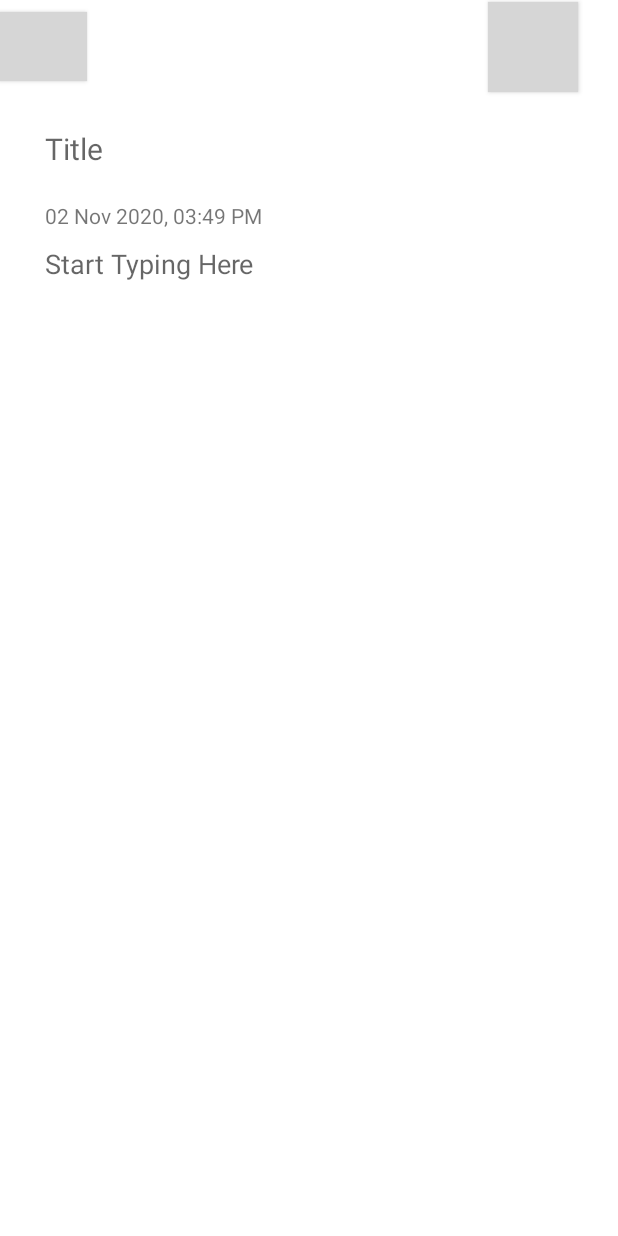
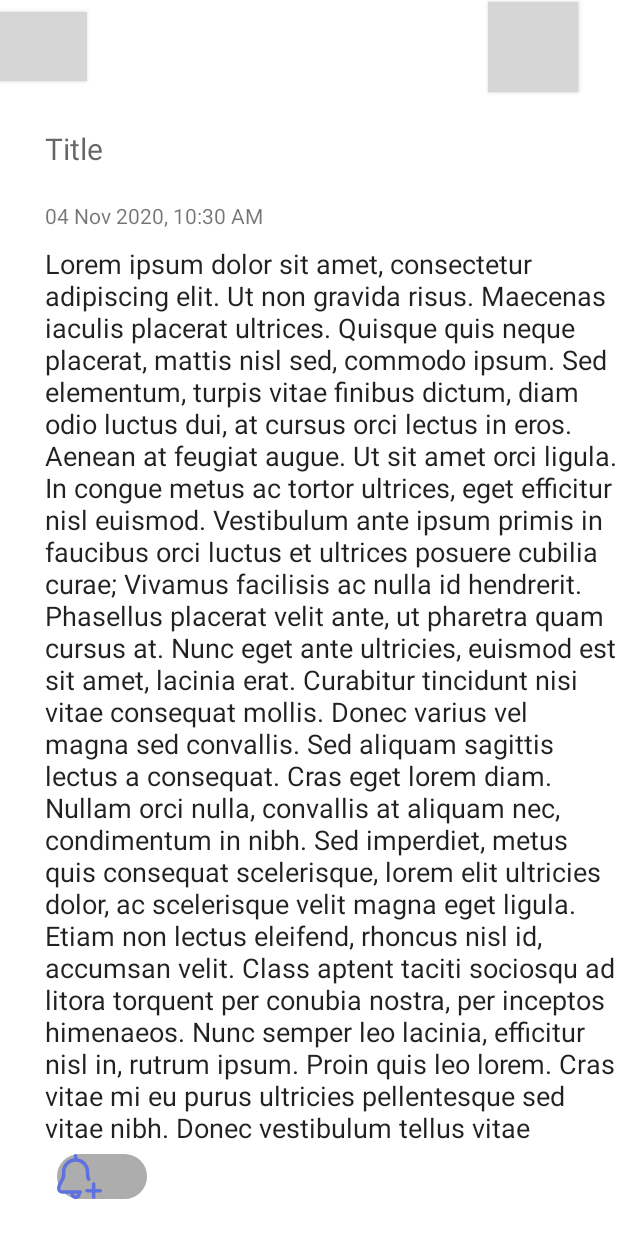
Before and after one commit to sunny52525/realm-notes-and-reminder-app, an Android app: the NewNoteActivity screen opened directly, with no data from a screen before it, on a phone screen of 412 x 824 dp. Run offline under Robolectric (Android 15) with nearby library versions, the phone set to English and light mode, and no system bars; libraries missing offline, so code that uses them is left out: com.kunzisoft.switchdatetime, io.realm; plain views replace MaterialEditText; grey boxes are pictures that could not be loaded.

Commit message:
implemented reminder

```diff
--- a/app/build.gradle
+++ b/app/build.gradle
@@ -73,4 +73,8 @@ dependencies {
 
 //    Edit text
     implementation 'com.rengwuxian.materialedittext:library:2.1.4'
+
+//    date picker
+    implementation "com.github.Kunzisoft:Android-SwitchDateTimePicker:2.0"
+
 }
--- a/app/src/main/AndroidManifest.xml
+++ b/app/src/main/AndroidManifest.xml
@@ -18,6 +18,8 @@
                 <category android:name="android.intent.category.LAUNCHER" />
             </intent-filter>
         </activity>
+
+        <receiver android:name="org.shaun.alarm.AlarmSchedule" />
     </application>
 
 </manifest>
--- a/app/src/main/java/org/shaun/realmnotesapp/MyApp.kt
+++ b/app/src/main/java/org/shaun/realmnotesapp/MyApp.kt
@@ -11,7 +11,8 @@ class MyApp: Application(){
         Realm.init(this)
         val config=RealmConfiguration.Builder()
             .name("NOTES")
-            .schemaVersion(1)
+            .schemaVersion(3)
+            .deleteRealmIfMigrationNeeded()
             .build()
 
         Realm.setDefaultConfiguration(config)
--- /dev/null
+++ b/app/src/main/res/drawable/custom_track.xml
@@ -0,0 +1,21 @@
+<?xml version="1.0" encoding="utf-8"?>
+<selector xmlns:android="http://schemas.android.com/apk/res/android">
+
+    <item android:state_checked="false">
+        <shape android:shape="rectangle">
+
+            <corners android:radius="100sp" />
+            <solid android:color="@color/transparent" />
+            <stroke android:color="@color/semi_transparent" android:width="1dp"/>
+            <size android:height="5dp" />
+        </shape>
+    </item>
+    <item android:state_checked="true">
+        <shape android:shape="rectangle">
+            <corners android:radius="100sp" />
+            <solid android:color="@color/purple_700" />
+            <stroke android:color="@color/purple_700" android:width="1dp"/>
+            <size android:height="5dp" />
+        </shape>
+    </item>
+</selector>
--- a/app/src/main/res/drawable/ic_add_reminder.xml
+++ b/app/src/main/res/drawable/ic_add_reminder.xml
@@ -1,5 +1,5 @@
-<vector android:height="100dp" android:viewportHeight="512"
-    android:viewportWidth="512" android:width="100dp"
+<vector android:height="30dp" android:viewportHeight="512"
+    android:viewportWidth="512" android:width="30dp"
     xmlns:aapt="http://schemas.android.com/aapt" xmlns:android="http://schemas.android.com/apk/res/android">
     <path android:pathData="m68.594,318.836c13.473,-23.379 27.402,-47.555 27.402,-84.836v-30c0,-63.07 51.09,-115.074 113.918,-115.988h3.781c63.039,0.918 114.301,52.922 114.301,115.988v30c0,21.781 4.363,40.508 14.148,60.715 3.453,7.137 10.586,11.293 18.016,11.289 2.922,0 5.891,-0.645 8.699,-2 9.941,-4.816 14.098,-16.777 9.285,-26.719 -7.113,-14.691 -10.148,-27.637 -10.148,-43.285v-30c0,-79.16 -60.063,-145.352 -137,-154.824v-29.176c0,-11.047 -8.953,-20 -20,-20s-20,8.953 -20,20v29.363c-34.055,4.523 -65.539,20.195 -90.105,45.172 -28.949,29.43 -44.895,68.305 -44.895,109.465v30c0,26.582 -9.734,43.477 -22.059,64.867 -12.176,21.125 -25.973,45.074 -32.902,82.043 -3.301,17.613 1.371,35.625 12.813,49.414 11.434,13.777 28.258,21.676 46.16,21.676h91.988c0,33.086 26.918,60 60,60 33.086,0 60,-26.914 60,-60 0,-0.426 -0.035,-0.844 -0.063,-1.262 7.621,-2.824 13.063,-10.137 13.063,-18.738 0,-11.047 -8.953,-20 -20,-20h-204.988c-8.164,0 -13.141,-4.523 -15.379,-7.223 -2.246,-2.707 -5.785,-8.445 -4.277,-16.5 5.676,-30.27 17.148,-50.184 28.242,-69.441zM231.996,452c0,11.027 -8.973,20 -20,20s-20,-8.973 -20,-20zM511.996,417c0,11.047 -8.953,20 -20,20h-55v55c0,11.047 -8.953,20 -20,20s-20,-8.953 -20,-20v-55h-55c-11.047,0 -20,-8.953 -20,-20s8.953,-20 20,-20h55v-55c0,-11.047 8.953,-20 20,-20s20,8.953 20,20v55h55c11.047,0 20,8.953 20,20zM511.996,417">
         <aapt:attr name="android:fillColor">
--- a/app/src/main/res/layout/activity_new_note.xml
+++ b/app/src/main/res/layout/activity_new_note.xml
@@ -8,7 +8,7 @@
 
 
     <com.google.android.material.button.MaterialButton
-        android:id="@+id/materialButton"
+        android:id="@+id/back_new_note"
         android:layout_width="58dp"
         android:layout_height="46dp"
         android:layout_marginTop="8dp"
@@ -34,7 +34,7 @@
         android:textSize="20sp"
         app:layout_constraintEnd_toEndOf="parent"
         app:layout_constraintStart_toStartOf="parent"
-        app:layout_constraintTop_toBottomOf="@+id/materialButton"
+        app:layout_constraintTop_toBottomOf="@+id/back_new_note"
         app:met_hideUnderline="true"
         app:met_underlineColor="@color/transparent" />
 
@@ -49,7 +49,7 @@
     </com.google.android.material.textview.MaterialTextView>
 
     <com.google.android.material.textfield.TextInputEditText
-        android:id="@+id/content"
+        android:id="@+id/note_content"
         android:layout_width="match_parent"
         android:layout_height="0dp"
         android:layout_marginLeft="30dp"
@@ -58,7 +58,9 @@
         android:gravity="start"
         android:hint="Start Typing Here"
         android:minHeight="50dp"
+        android:text="@string/lorem"
         android:textAlignment="gravity"
+        app:layout_constraintBottom_toTopOf="@+id/is_reminder"
         app:layout_constraintStart_toStartOf="@+id/current_time_note"
         app:layout_constraintTop_toBottomOf="@+id/current_time_note" />
 
@@ -69,23 +71,38 @@
         android:background="@color/transparent"
         android:elevation="11dp"
         app:cornerRadius="50dp"
+        app:icon="@drawable/ic_tick"
+
         app:iconSize="@dimen/icon_size_back"
-
-        app:icon="@drawable/ic_tick"
         app:iconTint="@color/purple"
-        app:layout_constraintBaseline_toBaselineOf="@+id/materialButton"
+        app:layout_constraintBaseline_toBaselineOf="@+id/back_new_note"
         app:layout_constraintEnd_toEndOf="parent"
         app:layout_constraintHorizontal_bias="0.925"
         app:layout_constraintStart_toStartOf="parent" />
 
-<!--    <com.google.android.material.switchmaterial.SwitchMaterial-->
-<!--        android:id="@+id/is_reminder"-->
-<!--        android:layout_width="wrap_content"-->
-<!--        android:layout_height="wrap_content"-->
-<!--        app:track="@drawable/custom_track"-->
-<!--        android:thumb="@drawable/custom_thumb"-->
-<!--        app:layout_constraintBottom_toBottomOf="parent"-->
-<!--        app:layout_constraintStart_toStartOf="@+id/content">-->
+    <com.google.android.material.switchmaterial.SwitchMaterial
+        android:id="@+id/is_reminder"
+        android:layout_width="wrap_content"
+        android:layout_height="wrap_content"
+        android:layout_marginStart="8dp"
+        android:layout_marginBottom="16dp"
+        android:thumb="@drawable/ic_add_reminder"
+        app:layout_constraintBottom_toBottomOf="parent"
+        app:layout_constraintStart_toStartOf="@+id/note_content"
+        app:thumbTint="@color/purple"
+        app:track="@drawable/custom_track"
+        app:useMaterialThemeColors="true">
 
-<!--    </com.google.android.material.switchmaterial.SwitchMaterial>-->
+    </com.google.android.material.switchmaterial.SwitchMaterial>
+
+    <com.google.android.material.textview.MaterialTextView
+        android:id="@+id/reminder_time"
+        android:layout_width="wrap_content"
+        android:layout_height="wrap_content"
+        android:layout_marginStart="10dp"
+        app:layout_constraintBaseline_toBaselineOf="@+id/is_reminder"
+        app:layout_constraintStart_toEndOf="@+id/is_reminder">
+
+    </com.google.android.material.textview.MaterialTextView>
+
 </androidx.constraintlayout.widget.ConstraintLayout>
--- a/app/src/main/res/values/strings.xml
+++ b/app/src/main/res/values/strings.xml
@@ -4,4 +4,5 @@
 Lorem ipsum dolor sit amet, consectetur adipiscing elit. Ut non gravida risus. Maecenas iaculis placerat ultrices. Quisque quis neque placerat, mattis nisl sed, commodo ipsum. Sed elementum, turpis vitae finibus dictum, diam odio luctus dui, at cursus orci lectus in eros. Aenean at feugiat augue. Ut sit amet orci ligula. In congue metus ac tortor ultrices, eget efficitur nisl euismod. Vestibulum ante ipsum primis in faucibus orci luctus et ultrices posuere cubilia curae; Vivamus facilisis ac nulla id hendrerit. Phasellus placerat velit ante, ut pharetra quam cursus at. Nunc eget ante ultricies, euismod est sit amet, lacinia erat.
 
 Curabitur tincidunt nisi vitae consequat mollis. Donec varius vel magna sed convallis. Sed aliquam sagittis lectus a consequat. Cras eget lorem diam. Nullam orci nulla, convallis at aliquam nec, condimentum in nibh. Sed imperdiet, metus quis consequat scelerisque, lorem elit ultricies dolor, ac scelerisque velit magna eget ligula. Etiam non lectus eleifend, rhoncus nisl id, accumsan velit. Class aptent taciti sociosqu ad litora torquent per conubia nostra, per inceptos himenaeos. Nunc semper leo lacinia, efficitur nisl in, rutrum ipsum. Proin quis leo lorem. Cras vitae mi eu purus ultricies pellentesque sed vitae nibh. Donec vestibulum tellus vitae laoreet auctor. Vivamus in euismod felis. Suspendisse eu tincidunt tortor, ac consectetur purus.</string>
+    <string name="channelName">reminder</string>
 </resources>
--- a/build.gradle
+++ b/build.gradle
@@ -5,6 +5,7 @@ buildscript {
     repositories {
         google()
         jcenter()
+
     }
     dependencies {
         classpath "com.android.tools.build:gradle:4.1.0"
@@ -20,5 +21,6 @@ allprojects {
     repositories {
         google()
         jcenter()
+        maven { url "https://jitpack.io" }
     }
 }
```
Also changed, not shown: app/src/main/java/org/shaun/alarm/AlarmSchedule.kt (added, +37 -0 lines), app/src/main/java/org/shaun/realmnotesapp/MainActivity.kt (+35 -2 lines), app/src/main/java/org/shaun/realmnotesapp/NewNoteActivity.kt (+113 -2 lines), app/src/main/java/org/shaun/realmnotesapp/modelclass/NotesObject.kt (+12 -1 lines).
